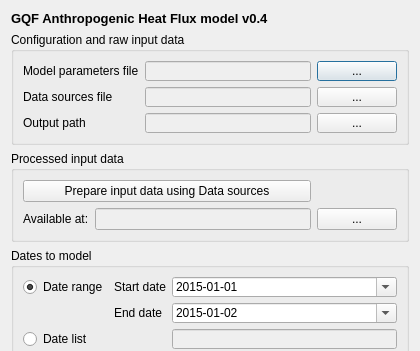
Before: the Qt Designer form GreaterQF/greater_qf_dialog_base.ui in UMEP-dev/UMEP, drawn with Qt 5; both pictures show x 0 to 420 and y 0 to 351 of the 420 by 529 pixel window.
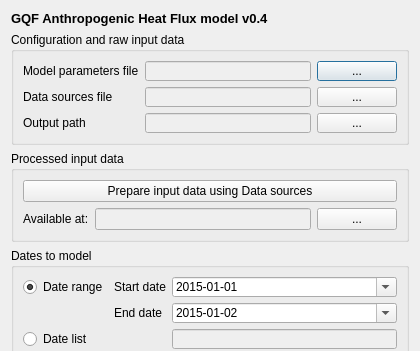
After: the same form once the commit is applied.

Diff of the .ui file:
```diff
--- a/GreaterQF/greater_qf_dialog_base.ui
+++ b/GreaterQF/greater_qf_dialog_base.ui
@@ -139,16 +139,6 @@
      <layout class="QGridLayout" name="gridLayout_11">
       <item row="0" column="0">
        <layout class="QGridLayout" name="gridLayout_6">
-        <item row="0" column="0" colspan="2">
-         <widget class="QPushButton" name="cmdPrepare">
-          <property name="toolTip">
-           <string>Translates the input files specified in the data sources file to consistent units</string>
-          </property>
-          <property name="text">
-           <string>Prepare input data using Data sources</string>
-          </property>
-         </widget>
-        </item>
         <item row="1" column="0">
          <widget class="QLabel" name="label_7">
           <property name="text">
@@ -179,6 +169,16 @@
           </property>
          </widget>
         </item>
+        <item row="0" column="0" colspan="3">
+         <widget class="QPushButton" name="cmdPrepare">
+          <property name="toolTip">
+           <string>Translates the input files specified in the data sources file to consistent units</string>
+          </property>
+          <property name="text">
+           <string>Prepare input data using Data sources</string>
+          </property>
+         </widget>
+        </item>
        </layout>
       </item>
      </layout>
```
